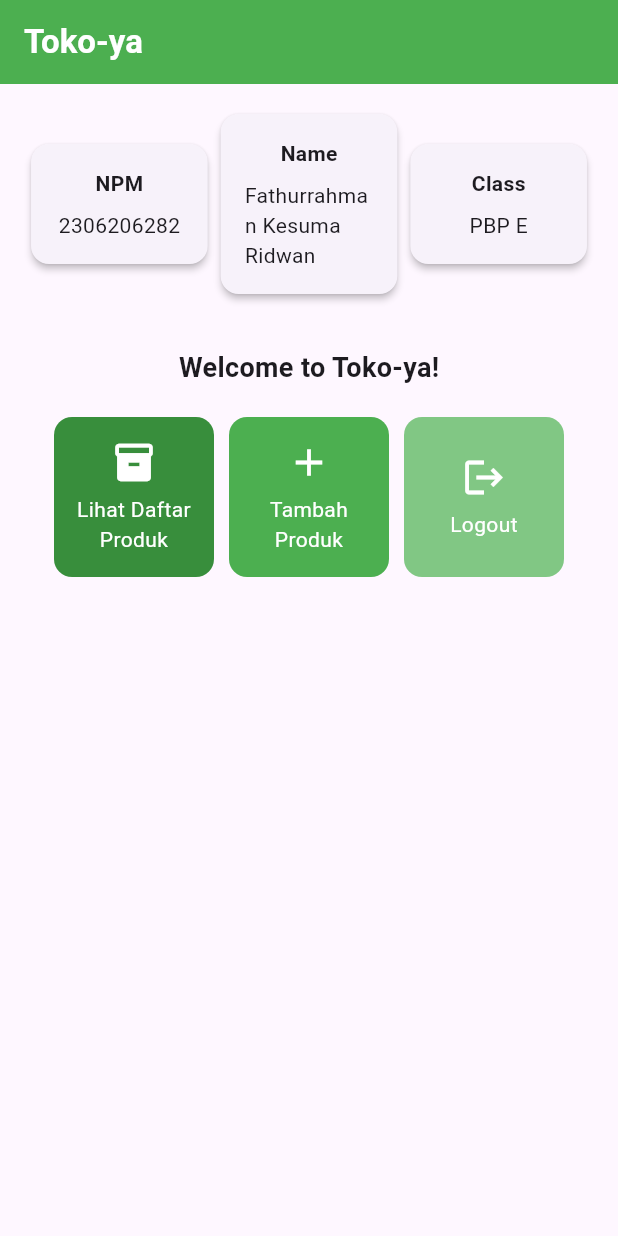
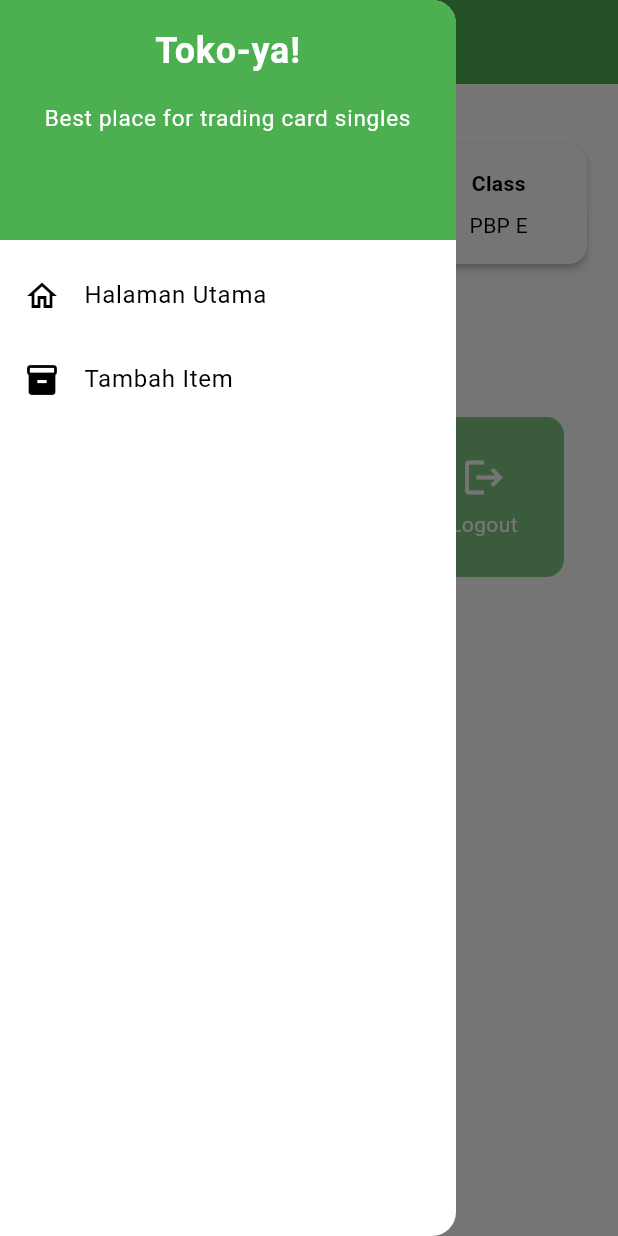
Before and after one commit to turpatur/toko-ya-mobile, a Flutter app: the screen it shows after launch, with the side drawer open (before the commit the screen has no drawer), on a phone screen of 412 x 824 dp. Run offline on Flutter 3.47's test engine with Material 3 defaults, Android fonts, the phone set to English and light mode, and no system bars.

Commit message:
submit tugas 8

```diff
--- a/lib/main.dart
+++ b/lib/main.dart
@@ -1,5 +1,5 @@
 import 'package:flutter/material.dart';
-import 'package:toko_ya/menu.dart';
+import 'package:toko_ya/screens/menu.dart';
 
 void main() {
   runApp(const MyApp());
@@ -13,6 +13,27 @@
   Widget build(BuildContext context) {
     return MaterialApp(
       title: 'Flutter Demo',
+      theme: ThemeData(
+        // This is the theme of your application.
+        //
+        // TRY THIS: Try running your application with "flutter run". You'll see
+        // the application has a purple toolbar. Then, without quitting the app,
+        // try changing the seedColor in the colorScheme below to Colors.green
+        // and then invoke "hot reload" (save your changes or press the "hot
+        // reload" button in a Flutter-supported IDE, or press "r" if you used
+        // the command line to start the app).
+        //
+        // Notice that the counter didn't reset back to zero; the application
+        // state is not lost during the reload. To reset the state, use hot
+        // restart instead.
+        //
+        // This works for code too, not just values: Most code changes can be
+        // tested with just a hot reload.
+        colorScheme: ColorScheme.fromSwatch(
+          primarySwatch: Colors.green,
+        ).copyWith(secondary: Colors.green[400]),
+        useMaterial3: true,
+      ),
       home: MyHomePage(),
     );
   }
--- a/lib/menu.dart
+++ b/lib/screens/menu.dart
@@ -1,4 +1,6 @@
 import 'package:flutter/material.dart';
+import 'package:toko_ya/widgets/left_drawer.dart';
+import 'package:toko_ya/widgets/item_card.dart';
 
 class MyHomePage extends StatelessWidget {
   final String npm = '2306206282'; // NPM
@@ -28,6 +30,7 @@
         ),
         backgroundColor: Colors.green, // Set navbar color to green.
       ),
+      drawer: const LeftDrawer(),
       // Body halaman dengan padding di sekelilingnya.
       body: Padding(
         padding: const EdgeInsets.all(16.0),
@@ -67,7 +70,8 @@
                       int index = entry.key;
                       ItemHomepage item = entry.value;
                       // Apply different green hues to each button based on index.
-                      return ItemCard(item, buttonColor: _getButtonColor(index));
+                      return ItemCard(item,
+                          buttonColor: _getButtonColor(index));
                     }).toList(),
                   ),
                 ],
@@ -121,55 +125,3 @@
     );
   }
 }
-
-class ItemHomepage {
-  final String name;
-  final IconData icon;
-
-  ItemHomepage(this.name, this.icon);
-}
-
-class ItemCard extends StatelessWidget {
-  final ItemHomepage item;
-  final Color buttonColor;
-
-  const ItemCard(this.item, {super.key, required this.buttonColor});
-
-  @override
-  Widget build(BuildContext context) {
-    return Material(
-      color: buttonColor,
-      borderRadius: BorderRadius.circular(12),
-      child: InkWell(
-        onTap: () {
-          ScaffoldMessenger.of(context)
-            ..hideCurrentSnackBar()
-            ..showSnackBar(
-                SnackBar(content: Text("Kamu telah menekan tombol ${item.name}!"))
-            );
-        },
-        child: Container(
-          padding: const EdgeInsets.all(8),
-          child: Center(
-            child: Column(
-              mainAxisAlignment: MainAxisAlignment.center,
-              children: [
-                Icon(
-                  item.icon,
-                  color: Colors.white,
-                  size: 30.0,
-                ),
-                const Padding(padding: EdgeInsets.all(3)),
-                Text(
-                  item.name,
-                  textAlign: TextAlign.center,
-                  style: const TextStyle(color: Colors.white),
-                ),
-              ],
-            ),
-          ),
-        ),
-      ),
-    );
-  }
-}
--- /dev/null
+++ b/lib/widgets/item_card.dart
@@ -0,0 +1,59 @@
+import 'package:flutter/material.dart';
+import 'package:toko_ya/screens/itementry_form.dart';
+
+class ItemHomepage {
+  final String name;
+  final IconData icon;
+
+  ItemHomepage(this.name, this.icon);
+}
+
+class ItemCard extends StatelessWidget {
+  final ItemHomepage item;
+  final Color buttonColor;
+
+  const ItemCard(this.item, {super.key, required this.buttonColor});
+
+  @override
+  Widget build(BuildContext context) {
+    return Material(
+      color: buttonColor,
+      borderRadius: BorderRadius.circular(12),
+      child: InkWell(
+        onTap: () {
+          ScaffoldMessenger.of(context)
+            ..hideCurrentSnackBar()
+            ..showSnackBar(SnackBar(
+                content: Text("Kamu telah menekan tombol ${item.name}!")));
+          if (item.name == "Tambah Produk") {
+            Navigator.push(
+                context,
+                MaterialPageRoute(
+                    builder: (context) => const ItemEntryFormPage()));
+          }
+        },
+        child: Container(
+          padding: const EdgeInsets.all(8),
+          child: Center(
+            child: Column(
+              mainAxisAlignment: MainAxisAlignment.center,
+              children: [
+                Icon(
+                  item.icon,
+                  color: Colors.white,
+                  size: 30.0,
+                ),
+                const Padding(padding: EdgeInsets.all(3)),
+                Text(
+                  item.name,
+                  textAlign: TextAlign.center,
+                  style: const TextStyle(color: Colors.white),
+                ),
+              ],
+            ),
+          ),
+        ),
+      ),
+    );
+  }
+}
--- /dev/null
+++ b/lib/widgets/left_drawer.dart
@@ -0,0 +1,71 @@
+import 'package:flutter/material.dart';
+import 'package:toko_ya/screens/menu.dart';
+import 'package:toko_ya/screens/itementry_form.dart';
+
+class LeftDrawer extends StatelessWidget {
+  const LeftDrawer({super.key});
+
+  @override
+  Widget build(BuildContext context) {
+    return Drawer(
+      child: ListView(
+        children: [
+          DrawerHeader(
+            decoration: BoxDecoration(
+              color: Theme.of(context).colorScheme.primary,
+            ),
+            child: const Column(
+              children: [
+                Text(
+                  'Toko-ya!',
+                  textAlign: TextAlign.center,
+                  style: TextStyle(
+                    fontSize: 24,
+                    fontWeight: FontWeight.bold,
+                    color: Colors.white,
+                  ),
+                ),
+                Padding(padding: EdgeInsets.all(8)),
+                Center(
+                  child: Text(
+                    "Best place for trading card singles",
+                    style: TextStyle(
+                      fontSize: 15,
+                      color: Colors.white,
+                      fontWeight: FontWeight.normal,
+                    ),
+                    textAlign: TextAlign.center,
+                  ),
+                )
+              ],
+            ),
+          ),
+          ListTile(
+            leading: const Icon(Icons.home_outlined),
+            title: const Text('Halaman Utama'),
+            // Bagian redirection ke MyHomePage
+            onTap: () {
+              Navigator.pushReplacement(
+                  context,
+                  MaterialPageRoute(
+                    builder: (context) => MyHomePage(),
+                  ));
+            },
+          ),
+          ListTile(
+            leading: const Icon(Icons.inventory),
+            title: const Text('Tambah Item'),
+            // Bagian redirection ke MoodEntryFormPage
+            onTap: () {
+              Navigator.pushReplacement(
+                  context,
+                  MaterialPageRoute(
+                    builder: (context) => ItemEntryFormPage(),
+                  ));
+            },
+          ),
+        ],
+      ),
+    );
+  }
+}
```
Also changed, not shown: lib/screens/itementry_form.dart (added, +190 -0 lines).
